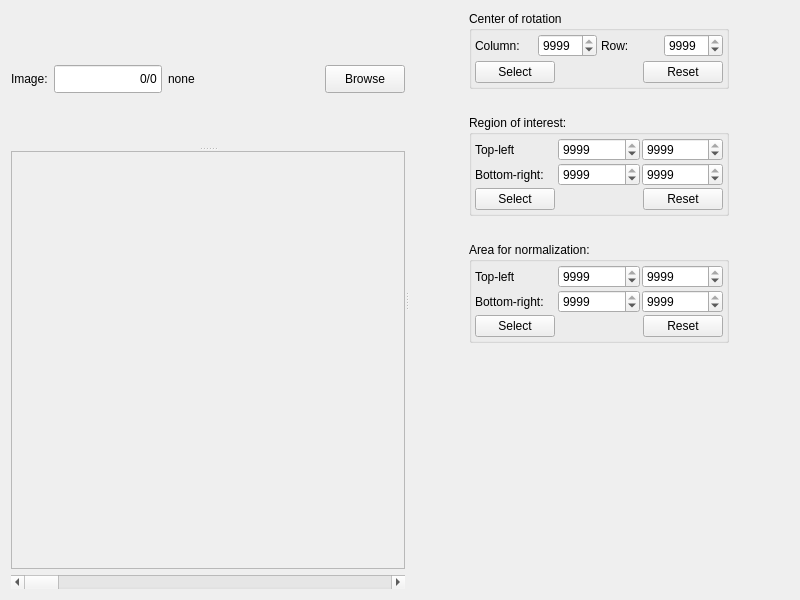
The window that Code/Mantid/MantidQt/CustomInterfaces/inc/MantidQtCustomInterfaces/Tomography/ImageSelectCoRAndRegions.ui (mantidproject/mantid) describes before a commit, drawn with Qt 5.
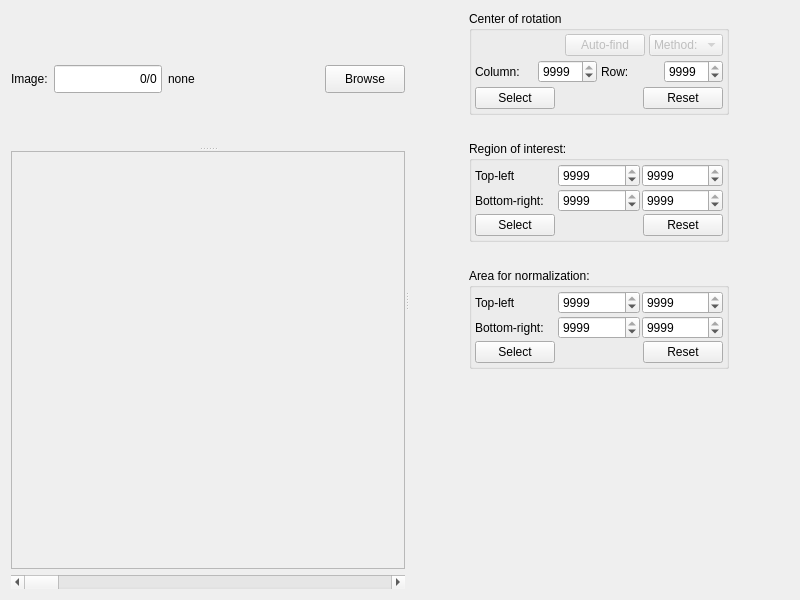
The same window after the commit.

Commit message: add phony guess-center-of-rotation widgets,re #13140

```diff
--- a/Code/Mantid/MantidQt/CustomInterfaces/inc/MantidQtCustomInterfaces/Tomography/ImageSelectCoRAndRegions.ui
+++ b/Code/Mantid/MantidQt/CustomInterfaces/inc/MantidQtCustomInterfaces/Tomography/ImageSelectCoRAndRegions.ui
@@ -212,7 +212,7 @@
           <property name="spacing">
            <number>4</number>
           </property>
-          <item row="0" column="0">
+          <item row="1" column="0">
            <layout class="QHBoxLayout" name="horizontalLayout">
             <item>
              <widget class="QLabel" name="label_3">
@@ -250,7 +250,7 @@
             </item>
            </layout>
           </item>
-          <item row="1" column="0">
+          <item row="2" column="0">
            <layout class="QHBoxLayout" name="horizontalLayout_2">
             <item>
              <widget class="QPushButton" name="pushButton_cor">
@@ -281,6 +281,45 @@
             </item>
            </layout>
           </item>
+          <item row="0" column="0">
+           <layout class="QHBoxLayout" name="horizontalLayout_5">
+            <item>
+             <spacer name="horizontalSpacer_4">
+              <property name="orientation">
+               <enum>Qt::Horizontal</enum>
+              </property>
+              <property name="sizeHint" stdset="0">
+               <size>
+                <width>78</width>
+                <height>20</height>
+               </size>
+              </property>
+             </spacer>
+            </item>
+            <item>
+             <widget class="QPushButton" name="pushButton">
+              <property name="enabled">
+               <bool>false</bool>
+              </property>
+              <property name="text">
+               <string>Auto-find</string>
+              </property>
+             </widget>
+            </item>
+            <item>
+             <widget class="QComboBox" name="comboBox">
+              <property name="enabled">
+               <bool>false</bool>
+              </property>
+              <item>
+               <property name="text">
+                <string>Method:</string>
+               </property>
+              </item>
+             </widget>
+            </item>
+           </layout>
+          </item>
          </layout>
         </widget>
        </item>
```
